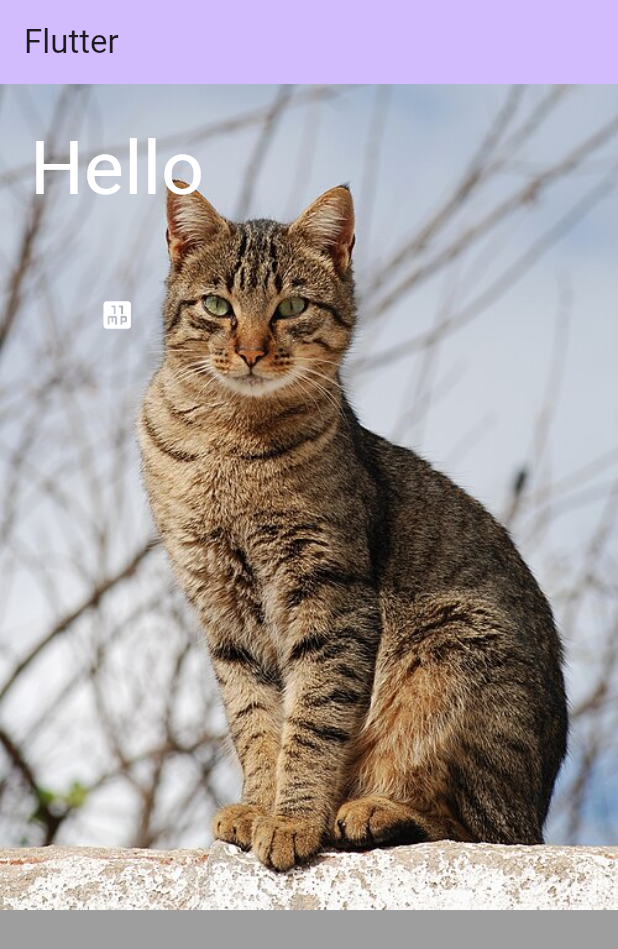
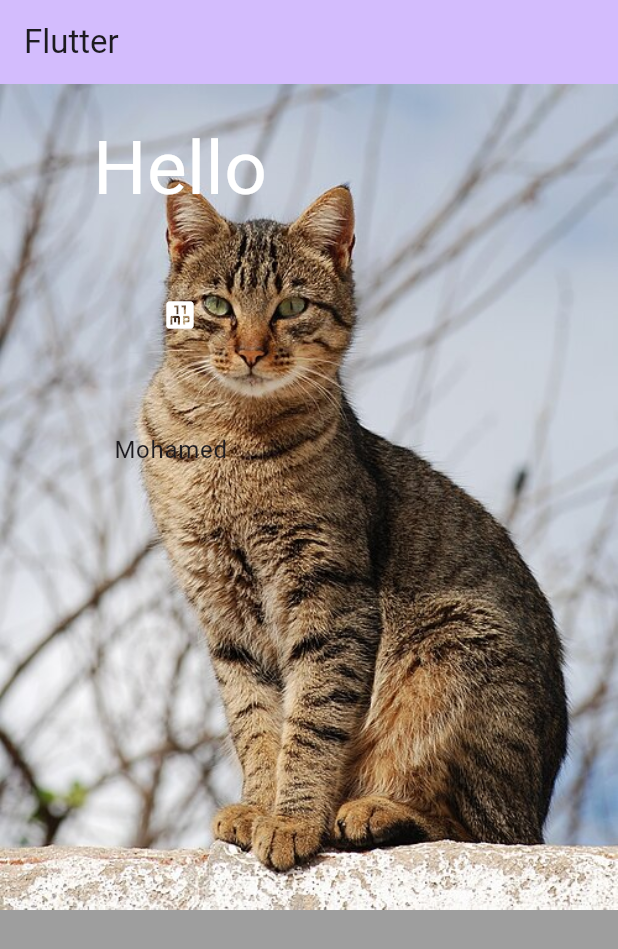
Before and after one commit to Mohamed-Samir-Ibrahim/Practice, a Flutter app: the screen it shows after launch, on a phone screen of 412 x 824 dp. Shown: the top 949 px of the screen. Run offline on Flutter 3.47's test engine with Material 3 defaults, Android fonts, the phone set to English and light mode, and no system bars.

Commit message:
feat: add list tile-widget and print function.

```diff
--- /dev/null
+++ b/lib/basics/list_tile__widget_and_print_function.dart
@@ -0,0 +1,55 @@
+import 'package:flutter/material.dart';
+
+class ListTileWidgetAndPrintFunction extends StatefulWidget {
+  const ListTileWidgetAndPrintFunction({super.key});
+
+  @override
+  State<ListTileWidgetAndPrintFunction> createState() =>
+      _ListTileWidgetAndPrintFunctionState();
+}
+
+class _ListTileWidgetAndPrintFunctionState
+    extends State<ListTileWidgetAndPrintFunction> {
+  @override
+  Widget build(BuildContext context) {
+    return Scaffold(
+      backgroundColor: Colors.black38,
+      appBar: AppBar(
+        backgroundColor: Theme.of(context).colorScheme.inversePrimary,
+        title: Text('Flutter'),
+      ),
+      body: Stack(
+        children: [
+          Image.asset(
+            'assets/images/Cat_November_2010-1a.jpg',
+            fit: BoxFit.cover,
+            width: double.infinity,
+          ),
+          Padding(
+            padding: const EdgeInsets.all(20.0),
+            child: Column(
+              children: [
+                Text(
+                  'Hello',
+                  style: TextStyle(color: Colors.white, fontSize: 50),
+                ),
+                SizedBox(height: 50),
+                Icon(Icons.eleven_mp, color: Colors.white),
+                SizedBox(height: 50),
+                Container(
+                  width: 200,
+                  padding: EdgeInsets.only(left: 40),
+                  color: Colors.transparent,
+                  child: ListTile(
+                    title: Text('Mohamed'),
+                    onTap: () => print('Mohamed is printed'),
+                  ),
+                ),
+              ],
+            ),
+          ),
+        ],
+      ),
+    );
+  }
+}
--- a/lib/main.dart
+++ b/lib/main.dart
@@ -1,5 +1,5 @@
 import 'package:flutter/material.dart';
-import 'package:flutter_practice/basics/sizedbox-widget.dart';
+import 'package:flutter_practice/basics/list_tile__widget_and_print_function.dart';
 
 void main() {
   runApp(const MyApp());
@@ -16,7 +16,7 @@ class MyApp extends StatelessWidget {
       theme: ThemeData(
         colorScheme: .fromSeed(seedColor: Colors.deepPurple),
       ),
-      home: SizedBoxWidget(),
+      home: ListTileWidgetAndPrintFunction(),
     );
   }
 }
```
